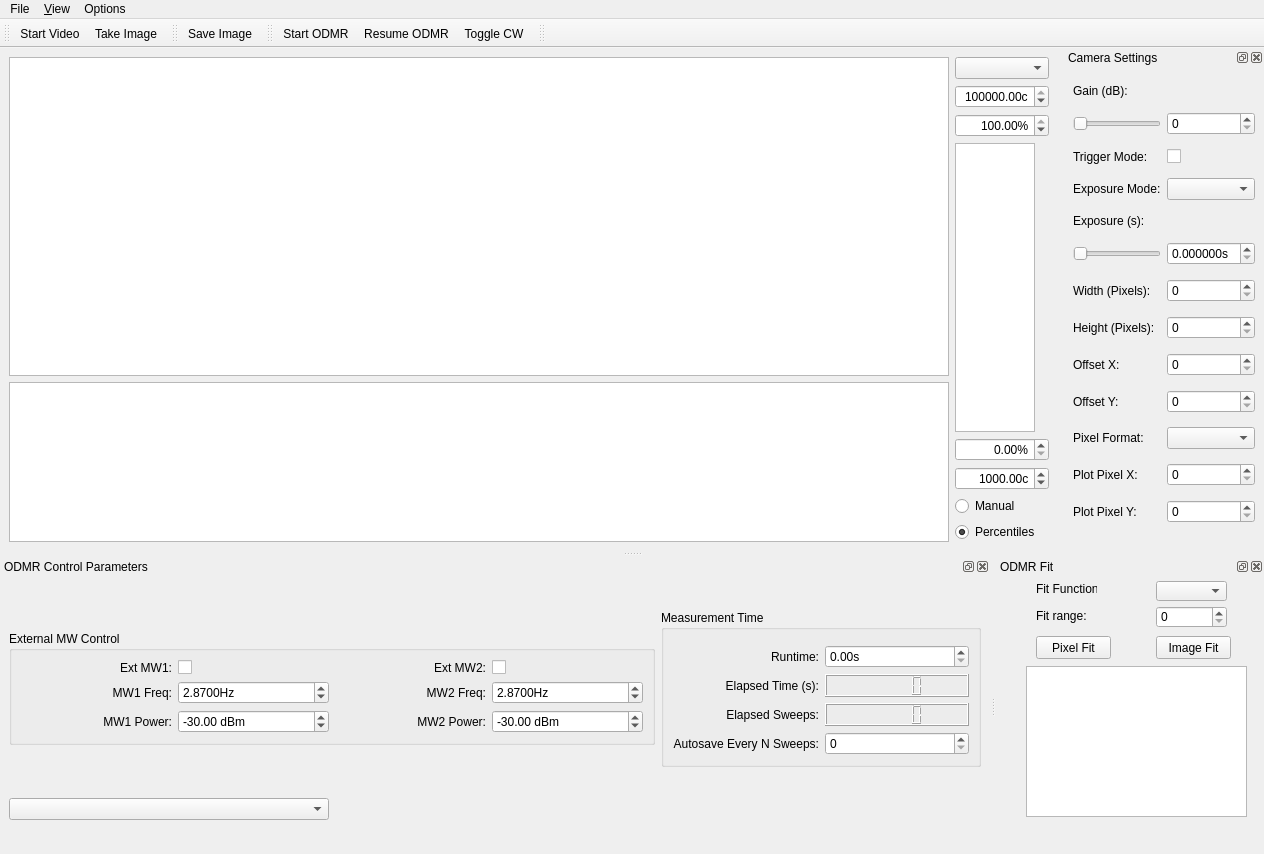
First picture: the form in gui/odmr/ui_odmrgui_camera.ui, repository gerald00627/qudi, before the edit.
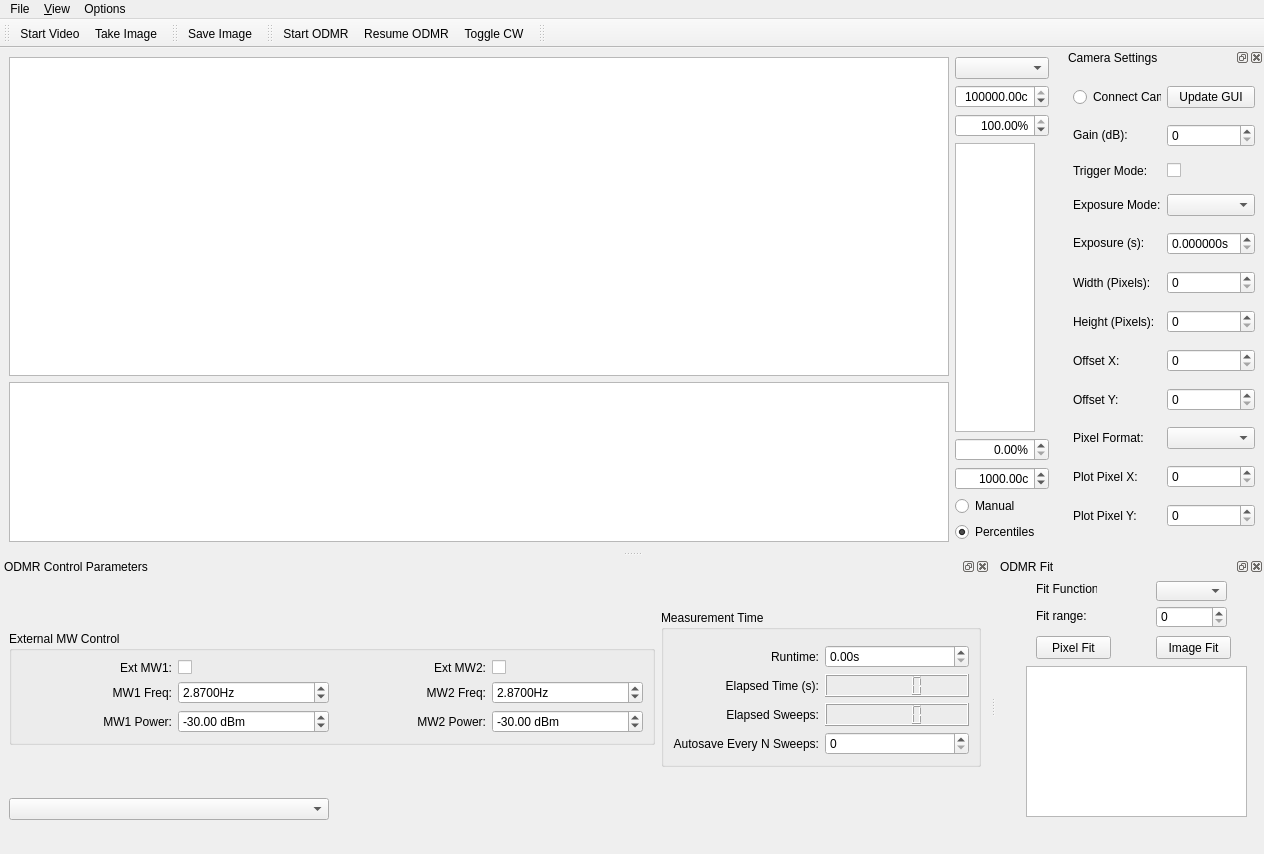
Second picture: the form after the edit. Icons and pictures are not drawn. Custom widgets are drawn as their Qt base class.

```diff
--- a/gui/odmr/ui_odmrgui_camera.ui
+++ b/gui/odmr/ui_odmrgui_camera.ui
@@ -322,7 +322,7 @@
    <property name="minimumSize">
     <size>
      <width>200</width>
-     <height>355</height>
+     <height>398</height>
     </size>
    </property>
    <property name="maximumSize">
@@ -339,7 +339,33 @@
    </attribute>
    <widget class="QWidget" name="dockWidgetContents_5">
     <layout class="QGridLayout" name="gridLayout_5">
+     <item row="8" column="0">
+      <widget class="QLabel" name="x_pixels_label">
+       <property name="text">
+        <string>Width (Pixels):</string>
+       </property>
+      </widget>
+     </item>
+     <item row="9" column="1">
+      <widget class="QSpinBox" name="y_pixels_SpinBox"/>
+     </item>
+     <item row="11" column="1">
+      <widget class="QSpinBox" name="offset_y_spinBox"/>
+     </item>
+     <item row="14" column="1">
+      <widget class="QSpinBox" name="plot_pixel_y_spinBox"/>
+     </item>
+     <item row="13" column="1">
+      <widget class="QSpinBox" name="plot_pixel_x_spinBox"/>
+     </item>
      <item row="11" column="0">
+      <widget class="QLabel" name="offsetY_Label">
+       <property name="text">
+        <string>Offset Y:</string>
+       </property>
+      </widget>
+     </item>
+     <item row="13" column="0">
       <widget class="QLabel" name="plotpixel_x_Label">
        <property name="text">
         <string>Plot Pixel X:</string>
@@ -347,65 +373,103 @@
       </widget>
      </item>
      <item row="10" column="1">
+      <widget class="QSpinBox" name="offset_x_spinBox"/>
+     </item>
+     <item row="12" column="1">
       <widget class="QComboBox" name="pixel_format_comboBox"/>
      </item>
-     <item row="12" column="0">
+     <item row="14" column="0">
       <widget class="QLabel" name="plotpixel_y_Label">
        <property name="text">
         <string>Plot Pixel Y:</string>
        </property>
       </widget>
      </item>
-     <item row="8" column="1">
-      <widget class="QSpinBox" name="offset_x_spinBox"/>
-     </item>
-     <item row="9" column="0">
-      <widget class="QLabel" name="offsetY_Label">
+     <item row="5" column="0">
+      <widget class="QLabel" name="exposuremode_Label">
        <property name="text">
-        <string>Offset Y:</string>
+        <string>Exposure Mode:</string>
        </property>
       </widget>
      </item>
-     <item row="1" column="1">
-      <widget class="QSpinBox" name="gainSpinBox"/>
-     </item>
-     <item row="10" column="0">
+     <item row="12" column="0">
       <widget class="QLabel" name="pixelFormat_Label">
        <property name="text">
         <string>Pixel Format:</string>
        </property>
       </widget>
      </item>
-     <item row="3" column="1">
+     <item row="5" column="1">
       <widget class="QComboBox" name="exposuremode_comboBox"/>
      </item>
-     <item row="8" column="0">
+     <item row="10" column="0">
       <widget class="QLabel" name="offsetX_Label">
        <property name="text">
         <string>Offset X:</string>
        </property>
       </widget>
      </item>
-     <item row="3" column="0">
-      <widget class="QLabel" name="exposuremode_Label">
+     <item row="0" column="1">
+      <widget class="QPushButton" name="update_from_cam_PushButton">
+       <property name="toolTip">
+        <string>Update GUI from pylon settings</string>
+       </property>
        <property name="text">
-        <string>Exposure Mode:</string>
+        <string>Update GUI</string>
        </property>
       </widget>
      </item>
-     <item row="9" column="1">
-      <widget class="QSpinBox" name="offset_y_spinBox"/>
+     <item row="6" column="0">
+      <widget class="QLabel" name="exposure_label">
+       <property name="sizePolicy">
+        <sizepolicy hsizetype="Fixed" vsizetype="Fixed">
+         <horstretch>0</horstretch>
+         <verstretch>0</verstretch>
+        </sizepolicy>
+       </property>
+       <property name="text">
+        <string>Exposure (s):</string>
+       </property>
+      </widget>
      </item>
-     <item row="12" column="1">
-      <widget class="QSpinBox" name="plot_pixel_y_spinBox"/>
+     <item row="9" column="0">
+      <widget class="QLabel" name="y_pixels_label">
+       <property name="text">
+        <string>Height (Pixels):</string>
+       </property>
+      </widget>
      </item>
-     <item row="11" column="1">
-      <widget class="QSpinBox" name="plot_pixel_x_spinBox"/>
+     <item row="8" column="1">
+      <widget class="QSpinBox" name="x_pixels_SpinBox"/>
      </item>
-     <item row="7" column="1">
-      <widget class="QSpinBox" name="y_pixels_SpinBox"/>
+     <item row="4" column="1">
+      <widget class="QCheckBox" name="triggerMode_checkBox">
+       <property name="text">
+        <string/>
+       </property>
+      </widget>
      </item>
-     <item row="5" column="1">
+     <item row="4" column="0">
+      <widget class="QLabel" name="triggermode_Label">
+       <property name="text">
+        <string>Trigger Mode:</string>
+       </property>
+      </widget>
+     </item>
+     <item row="1" column="0">
+      <widget class="QLabel" name="gain_label">
+       <property name="sizePolicy">
+        <sizepolicy hsizetype="Fixed" vsizetype="Fixed">
+         <horstretch>0</horstretch>
+         <verstretch>0</verstretch>
+        </sizepolicy>
+       </property>
+       <property name="text">
+        <string>Gain (dB):</string>
+       </property>
+      </widget>
+     </item>
+     <item row="6" column="1">
       <widget class="ScienDSpinBox" name="exposureDSpinBox">
        <property name="sizePolicy">
         <sizepolicy hsizetype="Minimum" vsizetype="Fixed">
@@ -427,74 +491,13 @@
        </property>
       </widget>
      </item>
-     <item row="6" column="0">
-      <widget class="QLabel" name="x_pixels_label">
-       <property name="text">
-        <string>Width (Pixels):</string>
-       </property>
-      </widget>
-     </item>
-     <item row="4" column="0">
-      <widget class="QLabel" name="exposure_label">
-       <property name="sizePolicy">
-        <sizepolicy hsizetype="Fixed" vsizetype="Fixed">
-         <horstretch>0</horstretch>
-         <verstretch>0</verstretch>
-        </sizepolicy>
-       </property>
-       <property name="text">
-        <string>Exposure (s):</string>
-       </property>
-      </widget>
-     </item>
-     <item row="6" column="1">
-      <widget class="QSpinBox" name="x_pixels_SpinBox"/>
-     </item>
-     <item row="7" column="0">
-      <widget class="QLabel" name="y_pixels_label">
-       <property name="text">
-        <string>Height (Pixels):</string>
-       </property>
-      </widget>
-     </item>
-     <item row="2" column="0">
-      <widget class="QLabel" name="triggermode_Label">
-       <property name="text">
-        <string>Trigger Mode:</string>
-       </property>
-      </widget>
-     </item>
-     <item row="2" column="1">
-      <widget class="QCheckBox" name="triggerMode_checkBox">
-       <property name="text">
-        <string/>
-       </property>
-      </widget>
-     </item>
-     <item row="5" column="0">
-      <widget class="QSlider" name="exposure_Slider">
-       <property name="orientation">
-        <enum>Qt::Horizontal</enum>
-       </property>
-      </widget>
+     <item row="1" column="1">
+      <widget class="QSpinBox" name="gainSpinBox"/>
      </item>
      <item row="0" column="0">
-      <widget class="QLabel" name="gain_label">
-       <property name="sizePolicy">
-        <sizepolicy hsizetype="Fixed" vsizetype="Fixed">
-         <horstretch>0</horstretch>
-         <verstretch>0</verstretch>
-        </sizepolicy>
-       </property>
+      <widget class="QRadioButton" name="cam_connect_RadioButton">
        <property name="text">
-        <string>Gain (dB):</string>
-       </property>
-      </widget>
-     </item>
-     <item row="1" column="0">
-      <widget class="QSlider" name="gain_Slider">
-       <property name="orientation">
-        <enum>Qt::Horizontal</enum>
+        <string>Connect Cam</string>
        </property>
       </widget>
      </item>
@@ -909,7 +912,7 @@
       </sizepolicy>
      </property>
     </widget>
-    <widget class="QPushButton" name="image_fit_pushButton">
+    <widget class="QPushButton" name="image_fit_PushButton">
      <property name="geometry">
       <rect>
        <x>160</x>
```
Left out of the diff: 6 changed lines with no effect on the pictures.
